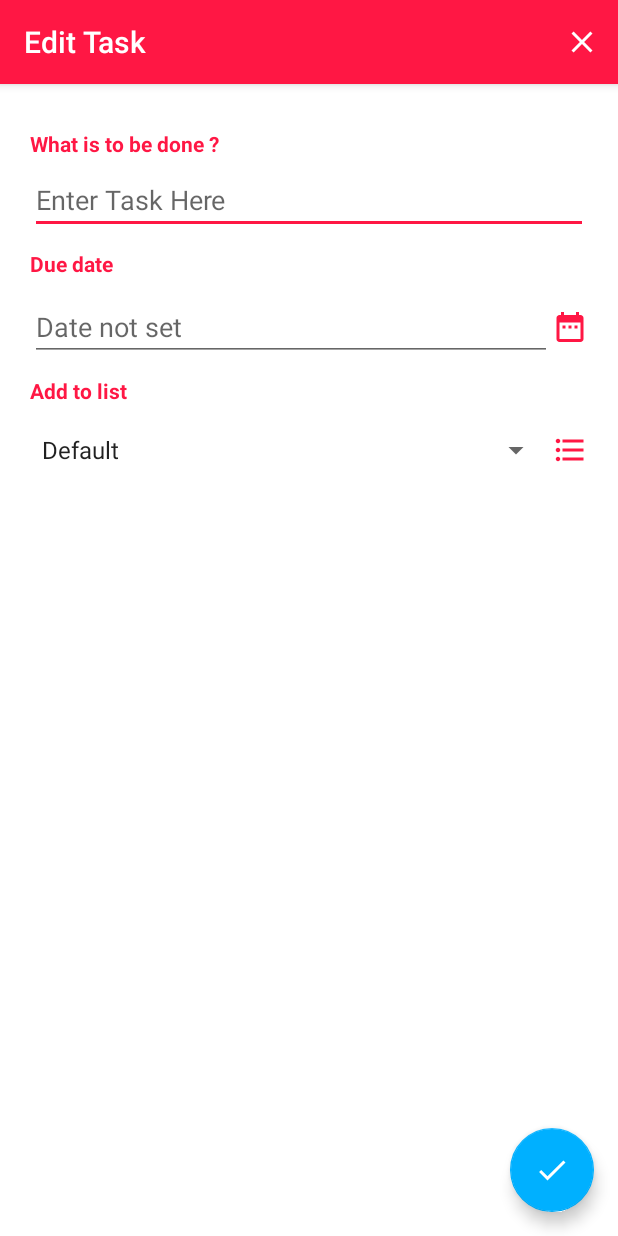
After one commit to BiaChacon/ToDoList, an Android app: the EditTaskActivity screen opened directly, with no data from a screen before it, on a phone screen of 412 x 824 dp. The commit adds this screen. Run offline under Robolectric (Android 15) with nearby library versions, the phone set to English and light mode, and no system bars; our stand-ins replace Room's generated code; 3 statements that could not run were skipped.

Commit message:
edit task

```diff
--- a/app/src/main/AndroidManifest.xml
+++ b/app/src/main/AndroidManifest.xml
@@ -9,9 +9,8 @@
         android:roundIcon="@mipmap/ic_launcher_round"
         android:supportsRtl="true"
         android:theme="@style/AppTheme">
-
-        <activity android:name=".activities.AddTaskActivity"/>
-
+        <activity android:name=".activities.EditTaskActivity"></activity>
+        <activity android:name=".activities.AddTaskActivity" />
         <activity android:name=".activities.MainActivity">
             <intent-filter>
                 <action android:name="android.intent.action.MAIN" />
--- /dev/null
+++ b/app/src/main/java/com/biachacon/todolist/activities/EditTaskActivity.kt
@@ -0,0 +1,152 @@
+package com.biachacon.todolist.activities
+
+import android.app.Activity
+import android.app.DatePickerDialog
+import androidx.appcompat.app.AppCompatActivity
+import android.os.Bundle
+import android.view.Menu
+import android.view.MenuItem
+import android.view.View
+import android.widget.AdapterView
+import android.widget.ArrayAdapter
+import android.widget.EditText
+import android.widget.Toast
+import androidx.fragment.app.DialogFragment
+import androidx.room.Room
+import com.biachacon.todolist.R
+import com.biachacon.todolist.database.AppDatabase
+import com.biachacon.todolist.dialogs.AddListDialogFragment
+import com.biachacon.todolist.dialogs.ConfirmExitWOSave
+import com.biachacon.todolist.model.ToDoList
+import kotlinx.android.synthetic.main.activity_edit_task.*
+import java.util.*
+
+class EditTaskActivity : AppCompatActivity(), AdapterView.OnItemSelectedListener,
+    AddListDialogFragment.NoticeDialogListener,ConfirmExitWOSave.ConfirmeExitWOSaveListener {
+
+    val db: AppDatabase by lazy {
+        Room.databaseBuilder(this, AppDatabase::class.java, "to-do-list")
+            .allowMainThreadQueries()
+            .build()
+    }
+
+    lateinit var list:Array<String?>
+    var l: String = ""
+    var id:Int = 0
+
+    override fun onCreate(savedInstanceState: Bundle?) {
+        super.onCreate(savedInstanceState)
+        setContentView(R.layout.activity_edit_task)
+
+        val actionBar = supportActionBar
+        actionBar!!.title = "Edit Task"
+
+        var param = intent.extras
+        id = param?.getInt("task")!!
+
+        val c = Calendar.getInstance()
+        val year = c.get(Calendar.YEAR)
+        val month = c.get(Calendar.MONTH)
+        val day = c.get(Calendar.DAY_OF_MONTH)
+
+        datePickerE.setOnClickListener{
+            val dpd = DatePickerDialog(this, DatePickerDialog.OnDateSetListener{ view, mYear, mMonth, mDay ->
+                dateChoiceE.setText(""+ mDay+"/"+mMonth+"/"+mYear)
+            }, year, month, day)
+            dpd.show()
+        }
+        dateChoiceE.setKeyListener(null);
+        dateChoiceE.setOnClickListener {
+            val dpd = DatePickerDialog(this, DatePickerDialog.OnDateSetListener{ view, mYear, mMonth, mDay ->
+                dateChoiceE.setText(""+ mDay+"/"+mMonth+"/"+mYear)
+            }, year, month, day)
+            dpd.show()
+        }
+
+        addNewlistE.setOnClickListener {
+            var dialog = AddListDialogFragment()
+            dialog.show(supportFragmentManager, "Dialog")
+        }
+
+        var task = db.taskDao().findById(id!!.toLong())
+        editTask.setText(task.name)
+        dateChoiceE.setText(task.date)
+        //set list
+
+        list = Array(db.toDoListDao().listAll().size) { null }
+        var j=0
+        for (i in db.toDoListDao().listAll()){
+            list.set(j, value = i.name)
+            j++
+        }
+        spinnerE!!.setOnItemSelectedListener(this)
+        val array_adapter = ArrayAdapter(this, android.R.layout.simple_spinner_item, list)
+        array_adapter.setDropDownViewResource(android.R.layout.simple_spinner_dropdown_item)
+        spinnerE!!.setAdapter(array_adapter)
+
+    }
+
+    override fun onCreateOptionsMenu(menu: Menu): Boolean {
+        menuInflater.inflate(R.menu.menu_add, menu)
+        return true
+    }
+
+    override fun onOptionsItemSelected(item: MenuItem): Boolean {
+        val id = item.getItemId()
+        return when(id){
+            R.id.cancel -> {
+                setResult(Activity.RESULT_CANCELED)
+                finish()
+                true
+            }
+            else -> super.onOptionsItemSelected(item)
+        }
+    }
+
+    override fun onItemSelected(arg0: AdapterView<*>, arg1: View, position: Int, id: Long) {
+        l = list[position]!!
+    }
+
+    override fun onNothingSelected(arg0: AdapterView<*>) {
+
+    }
+
+    fun editTask(view: View) {
+//        var toDoList: ToDoList = db.toDoListDao().findByName(l)
+//        toDoList.qtd_taks++
+//        db.toDoListDao().update(toDoList)
+
+        var task = db.taskDao().findById(id!!.toLong())
+        task.name = editTask.text.toString()
+        task.date = dateChoiceE.text.toString()
+        //set id list
+
+        db.taskDao().update(task)
+        setResult(Activity.RESULT_OK)
+        finish()
+    }
+
+    override fun onDialogPositiveClick(dialog: DialogFragment) {
+        var editText = dialog.dialog.findViewById<EditText>(R.id.nameList)
+        var newList = editText.text.toString()
+        var t = ToDoList(newList)
+        db.toDoListDao().insert(t)
+
+    }
+
+    override fun onDialogNegativeClick(dialog: DialogFragment) {
+        Toast.makeText(this,"Cancelada", Toast.LENGTH_SHORT).show()
+    }
+
+    override fun onQuitAnyway(dialog: DialogFragment) {
+        super.onBackPressed()
+    }
+    override fun onCancelQuit(dialog: DialogFragment) {
+    }
+
+    override fun onBackPressed() {
+        var dialog = ConfirmExitWOSave()
+        dialog.show(supportFragmentManager,"DialogWOSave")
+    }
+
+}
--- a/app/src/main/java/com/biachacon/todolist/recycler/TaskViewHolder.kt
+++ b/app/src/main/java/com/biachacon/todolist/recycler/TaskViewHolder.kt
@@ -12,13 +12,14 @@ class TaskViewHolder(v : View) : RecyclerView.ViewHolder(v) {
     val dateTask: TextView
     val nameList: TextView
     val deleteTask: ImageButton
-
+    val layoutTask: LinearLayout
     init {
         nameTask = v.findViewById(R.id.nameTask)
         dateTask = v.findViewById(R.id.dateTask)
         nameList = v.findViewById(R.id.nameListT)
         deleteTask = v.findViewById(R.id.deleteTask)
         finished = v.findViewById(R.id.checkboxTask)
+        layoutTask = v.findViewById(R.id.layoutTask)
     }
 
 }
--- /dev/null
+++ b/app/src/main/res/layout/activity_edit_task.xml
@@ -0,0 +1,131 @@
+<?xml version="1.0" encoding="utf-8"?>
+<FrameLayout xmlns:android="http://schemas.android.com/apk/res/android"
+    xmlns:app="http://schemas.android.com/apk/res-auto"
+    xmlns:tools="http://schemas.android.com/tools"
+    android:layout_width="match_parent"
+    android:layout_height="match_parent"
+    android:background="@color/write"
+    android:orientation="vertical"
+    tools:context=".activities.EditTaskActivity">
+
+    <androidx.appcompat.widget.Toolbar
+        android:layout_width="wrap_content"
+        android:layout_height="wrap_content"/>
+
+    <LinearLayout
+        android:layout_width="match_parent"
+        android:layout_height="match_parent"
+        android:orientation="vertical">
+
+        <LinearLayout
+            android:layout_width="match_parent"
+            android:layout_height="wrap_content"
+            android:layout_marginLeft="20sp"
+            android:layout_marginTop="30sp"
+            android:layout_marginRight="20sp"
+            android:orientation="vertical">
+
+            <TextView
+                android:id="@+id/textView"
+                android:layout_width="match_parent"
+                android:layout_height="wrap_content"
+                android:text="@string/what_is_to_be_done"
+                android:textColor="@color/colorPrimary"
+                android:textStyle="bold" />
+
+            <EditText
+                android:id="@+id/editTask"
+                android:layout_width="match_parent"
+                android:layout_height="wrap_content"
+                android:layout_marginTop="5sp"
+                android:hint="@string/enter_task_here" />
+
+            <TextView
+                android:id="@+id/textView2"
+                android:layout_width="match_parent"
+                android:layout_height="wrap_content"
+                android:layout_marginTop="10sp"
+                android:text="@string/due_date"
+                android:textColor="@color/colorPrimary"
+                android:textStyle="bold" />
+        </LinearLayout>
+
+        <LinearLayout
+            android:layout_width="match_parent"
+            android:layout_height="wrap_content"
+            android:layout_marginLeft="20sp"
+            android:layout_marginTop="10sp"
+            android:layout_marginRight="20sp"
+            android:orientation="horizontal">
+
+            <EditText
+                android:id="@+id/dateChoiceE"
+                android:layout_width="wrap_content"
+                android:layout_height="wrap_content"
+                android:layout_weight="7"
+                android:ems="10"
+                android:hint="@string/date_not_set"
+                android:focusable="false"/>
+
+            <ImageButton
+                android:id="@+id/datePickerE"
+                android:layout_width="wrap_content"
+                android:layout_height="wrap_content"
+                android:layout_gravity="center"
+                android:background="@color/write"
+                android:src="@drawable/ic_date" />
+        </LinearLayout>
+
+        <LinearLayout
+            android:layout_width="match_parent"
+            android:layout_height="wrap_content"
+            android:layout_marginLeft="20sp"
+            android:layout_marginTop="10sp"
+            android:layout_marginRight="20sp"
+            android:orientation="vertical">
+
+            <TextView
+                android:id="@+id/textView3"
+                android:layout_width="match_parent"
+                android:layout_height="wrap_content"
+                android:text="@string/add_to_list"
+                android:textColor="@color/colorPrimary"
+                android:textStyle="bold" />
+
+            <LinearLayout
+                android:layout_width="match_parent"
+                android:layout_height="match_parent"
+                android:layout_marginTop="10sp"
+                android:orientation="horizontal">
+
+                <Spinner
+                    android:id="@+id/spinnerE"
+                    android:layout_width="217dp"
+                    android:layout_height="40sp"
+                    android:layout_weight="7" />
+
+                <ImageButton
+                    android:id="@+id/addNewlistE"
+                    android:layout_width="wrap_content"
+                    android:layout_height="wrap_content"
+                    android:layout_gravity="center"
+                    android:background="@color/write"
+                    android:src="@drawable/ic_list" />
+
+            </LinearLayout>
+
+        </LinearLayout>
+    </LinearLayout>
+
+
+    <com.google.android.material.floatingactionbutton.FloatingActionButton
+        android:id="@+id/fabSaveE"
+        android:layout_width="wrap_content"
+        android:layout_height="wrap_content"
+        android:layout_gravity="bottom|right"
+        android:layout_margin="16dp"
+        android:onClick="editTask"
+        android:src="@drawable/ic_save"
+        app:backgroundTint="@color/fab"/>
+
+</FrameLayout>
--- a/app/src/main/res/layout/todolist_inflater.xml
+++ b/app/src/main/res/layout/todolist_inflater.xml
@@ -13,7 +13,7 @@
     tools:ignore="MissingDefaultResource">
 
     <LinearLayout
-        android:layout_width="wrap_content"
+        android:layout_width="match_parent"
         android:layout_height="match_parent"
         android:orientation="horizontal"
         android:layout_marginBottom="10sp">
@@ -44,8 +44,8 @@
 
             <LinearLayout
                 android:id="@+id/layoutQtdTasks"
-                android:layout_width="match_parent"
-                android:layout_height="match_parent"
+                android:layout_width="wrap_content"
+                android:layout_height="wrap_content"
                 android:orientation="horizontal"
                 android:visibility="gone">
 
```
Also changed, not shown: app/src/main/java/com/biachacon/todolist/fragments/Fragment1.kt (+0 -19 lines), app/src/main/java/com/biachacon/todolist/recycler/TaskAdapter.kt (+9 -0 lines), app/src/main/res/layout/task_inflater.xml (+27 -26 lines).
